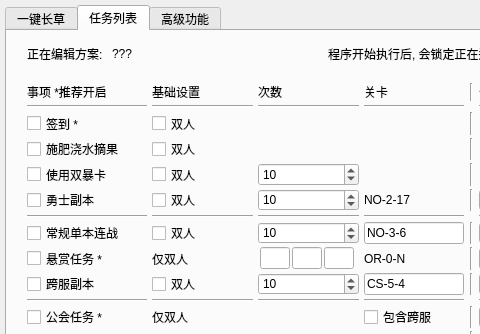
The window that resource/ui/FAA_3.0.ui (StareAbyss/FoodsVsMiceAutoAssistant) describes before a commit, drawn with Qt 5; both pictures show x 0 to 480 and y 0 to 334 of the 1100 by 770 pixel window.
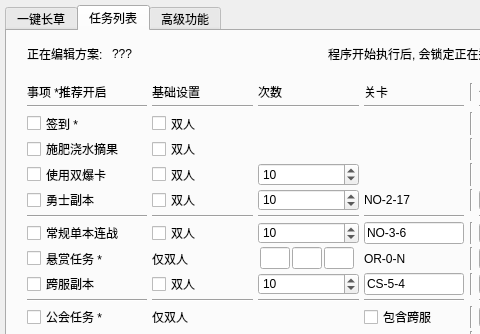
The same window after the commit. The open tabs and pages were chosen to show the change. Custom widgets are drawn as their Qt base class.

Commit message: v1.5.0-beta.1 杂项.

Diff of the .ui file:
```diff
--- a/resource/ui/FAA_3.0.ui
+++ b/resource/ui/FAA_3.0.ui
@@ -2604,7 +2604,7 @@
                </size>
               </property>
               <property name="text">
-               <string>使用双暴卡</string>
+               <string>使用双爆卡</string>
               </property>
              </widget>
             </item>
```
